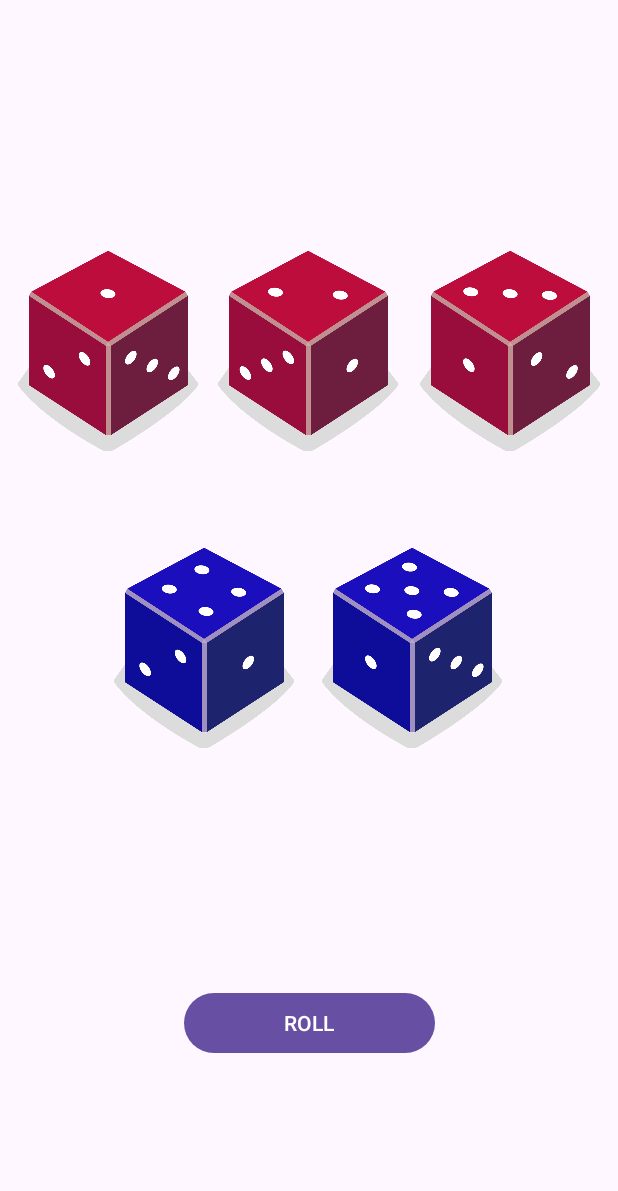
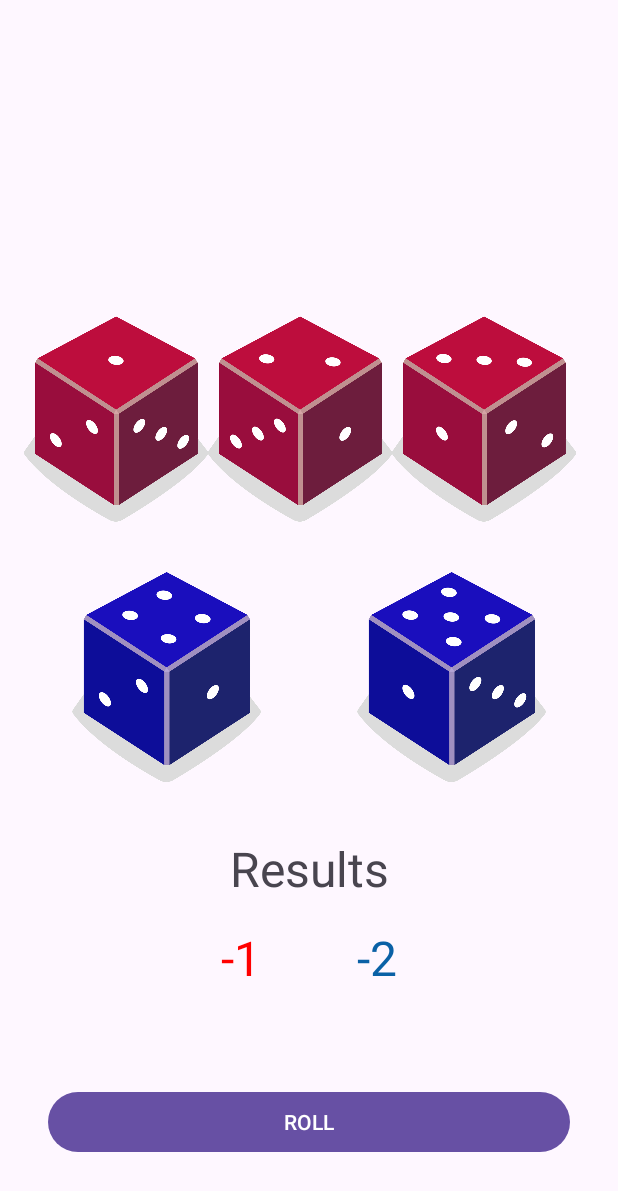
Before and after one commit to vthewolf/DiceRoller, an Android app: the layout activity_main.xml on its own in the app's theme, with its tools: preview values and no code run, on a phone screen of 412 x 824 dp. Shown: the top 1191 px of the screen. Run offline under Robolectric (Android 15) with nearby library versions, the phone set to English and light mode, and no system bars.

Commit message:
Mejora app para que salgan los resultados del ataque

```diff
--- a/app/build.gradle
+++ b/app/build.gradle
@@ -30,6 +30,9 @@ android {
     kotlinOptions {
         jvmTarget = '1.8'
     }
+    viewBinding{
+        enable = true
+    }
 }
 
 dependencies {
--- a/app/src/main/res/layout/activity_main.xml
+++ b/app/src/main/res/layout/activity_main.xml
@@ -4,75 +4,131 @@
     xmlns:tools="http://schemas.android.com/tools"
     android:layout_width="match_parent"
     android:layout_height="match_parent"
+    android:layout_marginHorizontal="16dp"
+    android:layout_marginVertical="16dp"
     tools:context=".MainActivity">
+
+    <LinearLayout
+        android:id="@+id/redDiceLayout"
+        android:layout_width="match_parent"
+        android:layout_height="wrap_content"
+        android:layout_marginVertical="32dp"
+        android:orientation="horizontal"
+        app:layout_constraintBottom_toTopOf="@id/blueDiceLayout">
 
         <ImageView
             android:id="@+id/redDice1"
-        android:layout_width="120dp"
-        android:layout_height="160dp"
-        android:layout_marginStart="12dp"
-        app:layout_constraintBottom_toBottomOf="parent"
+            android:layout_width="100dp"
+            android:layout_height="140dp"
+            android:layout_weight="1"
             app:layout_constraintStart_toStartOf="parent"
             app:layout_constraintTop_toTopOf="parent"
-        app:layout_constraintVertical_bias="0.232"
             app:srcCompat="@drawable/red_1" />
 
         <ImageView
             android:id="@+id/redDice2"
-        android:layout_width="120dp"
-        android:layout_height="160dp"
-        app:layout_constraintBottom_toBottomOf="parent"
+            android:layout_width="100dp"
+            android:layout_height="140dp"
+            android:layout_weight="1"
             app:layout_constraintEnd_toStartOf="@+id/redDice3"
-        app:layout_constraintHorizontal_bias="0.481"
             app:layout_constraintStart_toEndOf="@+id/redDice1"
             app:layout_constraintTop_toTopOf="parent"
-        app:layout_constraintVertical_bias="0.232"
             tools:srcCompat="@drawable/red_2" />
 
         <ImageView
             android:id="@+id/redDice3"
-        android:layout_width="120dp"
-        android:layout_height="160dp"
+            android:layout_width="100dp"
+            android:layout_height="140dp"
             android:layout_marginEnd="12dp"
-        app:layout_constraintBottom_toBottomOf="parent"
+            android:layout_weight="1"
             app:layout_constraintEnd_toEndOf="parent"
             app:layout_constraintTop_toTopOf="parent"
-        app:layout_constraintVertical_bias="0.232"
             tools:srcCompat="@drawable/red_3" />
+
+    </LinearLayout>
+
+    <LinearLayout
+        android:id="@+id/blueDiceLayout"
+        android:layout_width="match_parent"
+        android:layout_height="wrap_content"
+        android:layout_marginBottom="36dp"
+        android:orientation="horizontal"
+        app:layout_constraintBottom_toTopOf="@id/resultsTextView">
 
         <ImageView
             android:id="@+id/blueDice1"
-        android:layout_width="120dp"
-        android:layout_height="160dp"
-        android:layout_marginStart="76dp"
-        android:layout_marginTop="20dp"
-        app:layout_constraintBottom_toBottomOf="parent"
+            android:layout_width="100dp"
+            android:layout_height="140dp"
+            android:layout_weight="1.5"
+            app:layout_constraintBottom_toTopOf="@id/resultsTextView"
+            app:layout_constraintEnd_toEndOf="parent"
             app:layout_constraintStart_toStartOf="parent"
-        app:layout_constraintTop_toBottomOf="@+id/redDice1"
-        app:layout_constraintVertical_bias="0.054"
             tools:srcCompat="@drawable/blue_4" />
 
         <ImageView
             android:id="@+id/blueDice2"
-        android:layout_width="120dp"
-        android:layout_height="160dp"
-        android:layout_marginTop="20dp"
-        app:layout_constraintBottom_toBottomOf="parent"
+            android:layout_width="100dp"
+            android:layout_height="140dp"
+            android:layout_weight="1.5"
+            app:layout_constraintBottom_toTopOf="@id/button"
             app:layout_constraintEnd_toEndOf="parent"
-        app:layout_constraintHorizontal_bias="0.735"
             app:layout_constraintStart_toStartOf="parent"
-        app:layout_constraintTop_toBottomOf="@+id/redDice3"
-        app:layout_constraintVertical_bias="0.054"
             tools:srcCompat="@drawable/blue_5" />
+
+    </LinearLayout>
+
+    <TextView
+        android:id="@+id/resultsTextView"
+        android:layout_width="match_parent"
+        android:layout_height="wrap_content"
+        android:layout_marginBottom="16dp"
+        android:gravity="center"
+        android:text="@string/results"
+        android:textSize="32sp"
+        app:layout_constraintBottom_toTopOf="@id/resultsNumber" />
+
+    <LinearLayout
+        android:id="@+id/resultsNumber"
+        android:layout_width="wrap_content"
+        android:layout_height="wrap_content"
+        android:layout_marginBottom="64dp"
+        android:gravity="center"
+        android:orientation="horizontal"
+        app:layout_constraintBottom_toTopOf="@+id/button"
+        app:layout_constraintEnd_toEndOf="parent"
+        app:layout_constraintStart_toStartOf="parent">
+
+        <TextView
+            android:id="@+id/attackerResult"
+            android:layout_width="match_parent"
+            android:layout_height="wrap_content"
+            android:layout_marginHorizontal="32dp"
+            android:gravity="center"
+            android:textColor="@color/red"
+            android:textSize="32sp"
+            tools:text="-1" />
+
+        <TextView
+            android:id="@+id/defenderResult"
+            android:layout_width="match_parent"
+            android:layout_height="wrap_content"
+            android:layout_marginHorizontal="32dp"
+            android:gravity="center"
+            android:textColor="@color/blue"
+            android:textSize="32sp"
+            tools:text="-2" />
+
+    </LinearLayout>
 
     <Button
         android:id="@+id/button"
-        android:layout_width="167dp"
-        android:layout_height="48dp"
-        android:layout_marginTop="344dp"
+        android:layout_width="match_parent"
+        android:layout_height="wrap_content"
+        android:layout_marginHorizontal="16dp"
+        android:layout_marginBottom="36dp"
         android:text="@string/roll"
+        app:layout_constraintBottom_toBottomOf="parent"
         app:layout_constraintEnd_toEndOf="parent"
-        app:layout_constraintStart_toStartOf="parent"
-        app:layout_constraintTop_toBottomOf="@+id/redDice2" />
+        app:layout_constraintStart_toStartOf="parent" />
 
 </androidx.constraintlayout.widget.ConstraintLayout>
--- a/app/src/main/res/values/colors.xml
+++ b/app/src/main/res/values/colors.xml
@@ -2,4 +2,6 @@
 <resources>
     <color name="black">#FF000000</color>
     <color name="white">#FFFFFFFF</color>
+    <color name="red">#FF0000</color>
+    <color name="blue">#0A61A6</color>
 </resources>
--- a/app/src/main/res/values/strings.xml
+++ b/app/src/main/res/values/strings.xml
@@ -2,4 +2,6 @@
     <string name="app_name">Dice Roller</string>
     <string name="roll">ROLL</string>
     <string name="results">Results</string>
+    <string name="attacker_result">Attacker: %s</string>
+    <string name="defender_result">%s :Defender</string>
 </resources>
```
Also changed, not shown: app/src/main/java/com/example/diceroller/MainActivity.kt (+64 -18 lines). Lines whose indentation alone changed are shown as unchanged.
